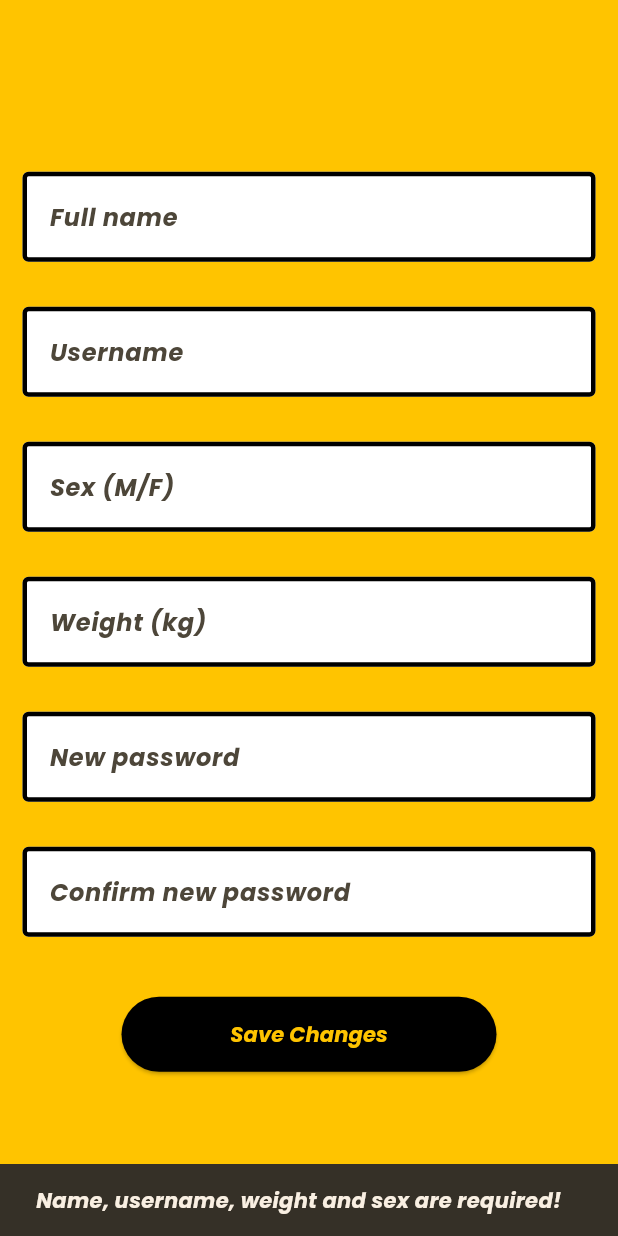
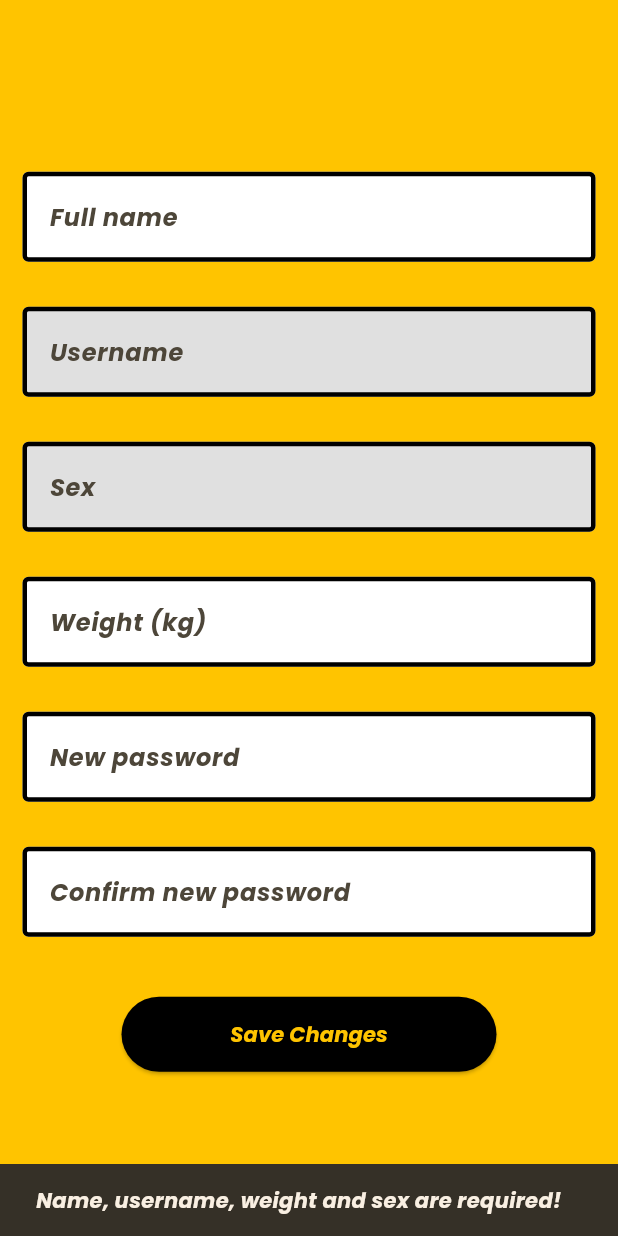
Before and after one commit to Mario020503/applicazione_progetto, a Flutter app: the SettingsPage screen opened directly, after a tap on "Save Changes", on a phone screen of 412 x 824 dp. Run offline on Flutter 3.47's test engine with Material 3 defaults, Android fonts, the phone set to English and light mode, and no system bars; our stand-ins replace fl_chart, geolocator, google_fonts, shared_preferences; accounts and stored records are empty.

Commit message:
Refactor settings page to manage controllers and user data
Added disposal of controllers in dispose method and updated user data handling.

```diff
--- a/lib/screens/settings_page.dart
+++ b/lib/screens/settings_page.dart
@@ -25,6 +25,19 @@ class _SettingsPageState extends State<SettingsPage> {
     _loadUserData();
   }
 
+  // Libera i controller quando la schermata viene distrutta, per non lasciarli
+  // appesi in memoria.
+  @override
+  void dispose() {
+    nameController.dispose();
+    usernameController.dispose();
+    genderController.dispose();
+    weightController.dispose();
+    passwordController.dispose();
+    confirmPasswordController.dispose();
+    super.dispose();
+  }
+
   Future<void> _loadUserData() async {
     final user = Provider.of<UserProvider>(context, listen: false);
     setState(() {
@@ -45,29 +58,42 @@ class _SettingsPageState extends State<SettingsPage> {
       return;
     }
 
-    final gender = genderController.text.toUpperCase();
-    if (gender != 'M' && gender != 'F') {
-      _showSnackBar('Sex must be M or F');
-      return;
-    }
-
     if (passwordController.text.isNotEmpty &&
         passwordController.text != confirmPasswordController.text) {
       _showSnackBar('Passwords do not match');
       return;
     }
 
+    // Peso: conversione sicura (accetta la virgola) e controllo di plausibilita'.
+    final weight = double.tryParse(weightController.text.replaceAll(',', '.'));
+    if (weight == null || weight < 20 || weight > 400) {
+      _showSnackBar('Enter a valid weight in kg');
+      return;
+    }
+
     final user = Provider.of<UserProvider>(context, listen: false);
+
+    // Se stai cambiando la password, quella nuova deve essere diversa da quella
+    // attuale: altrimenti non e' un cambio, e dire "salvato" sarebbe fuorviante.
+    if (passwordController.text.isNotEmpty &&
+        user.matchesCurrentPassword(passwordController.text)) {
+      _showSnackBar('The new password must be different from the current one');
+      return;
+    }
+
     await user.saveUser(
+      // Username e sesso non sono modificabili qui: passiamo i valori correnti.
+      // Lo username e' la chiave dell'account, il sesso e' un parametro
+      // fisiologico fisso del modello del tasso alcolemico.
       username: usernameController.text,
-      // Se il campo è vuoto non tocchiamo la password (saveUser mantiene l'hash
-      // esistente); se compilato, verrà ri-hashata con un nuovo sale.
+      // Se il campo e' vuoto non tocchiamo la password (saveUser mantiene
+      // l'hash esistente); se compilato, verra' ri-hashata con un nuovo sale.
       password: passwordController.text.isNotEmpty
           ? passwordController.text
           : null,
       name: nameController.text,
-      gender: gender,
-      weight: double.parse(weightController.text),
+      gender: genderController.text,
+      weight: weight,
       setAsCurrentUser: true,
     );
 
@@ -93,8 +119,10 @@ class _SettingsPageState extends State<SettingsPage> {
                   children: [
                     const SizedBox(height: 10),
                     _buildTextField(nameController, 'Full name', 'Modify your name'),
-                    _buildTextField(usernameController, 'Username', 'Modify your username'),
-                    _buildTextField(genderController, 'Sex (M/F)', 'M or F'),
+                    // Username in sola lettura: e' la chiave dell'account.
+                    _buildTextField(usernameController, 'Username', 'Cannot be changed', readOnly: true),
+                    // Sesso in sola lettura: parametro fisiologico fisso, non una preferenza.
+                    _buildTextField(genderController, 'Sex', 'Set at sign up', readOnly: true),
                     _buildTextField(weightController, 'Weight (kg)', 'Modify your weight', isNumber: true),
                     _buildTextField(passwordController, 'New password', 'Leave blank to keep current', obscure: true),
                     _buildTextField(confirmPasswordController, 'Confirm new password', 'Repeat new password', obscure: true),
@@ -124,18 +152,20 @@ class _SettingsPageState extends State<SettingsPage> {
   }
 
   Widget _buildTextField(TextEditingController controller, String label, String hint,
-      {bool isNumber = false, bool obscure = false}) {
+      {bool isNumber = false, bool obscure = false, bool readOnly = false}) {
     return Padding(
       padding: const EdgeInsets.all(15.0),
       child: TextField(
         controller: controller,
         obscureText: obscure,
+        readOnly: readOnly,
         keyboardType: isNumber ? TextInputType.number : TextInputType.text,
         decoration: InputDecoration(
           isDense: true,
           contentPadding: const EdgeInsets.symmetric(vertical: 18, horizontal: 14),
           filled: true,
-          fillColor: Colors.white,
+          // Il campo di sola lettura ha un fondo grigio per segnalare che non si tocca.
+          fillColor: readOnly ? Colors.grey.shade300 : Colors.white,
           border: OutlineInputBorder(
             borderSide: const BorderSide(color: Colors.black, width: 3),
           ),
```
